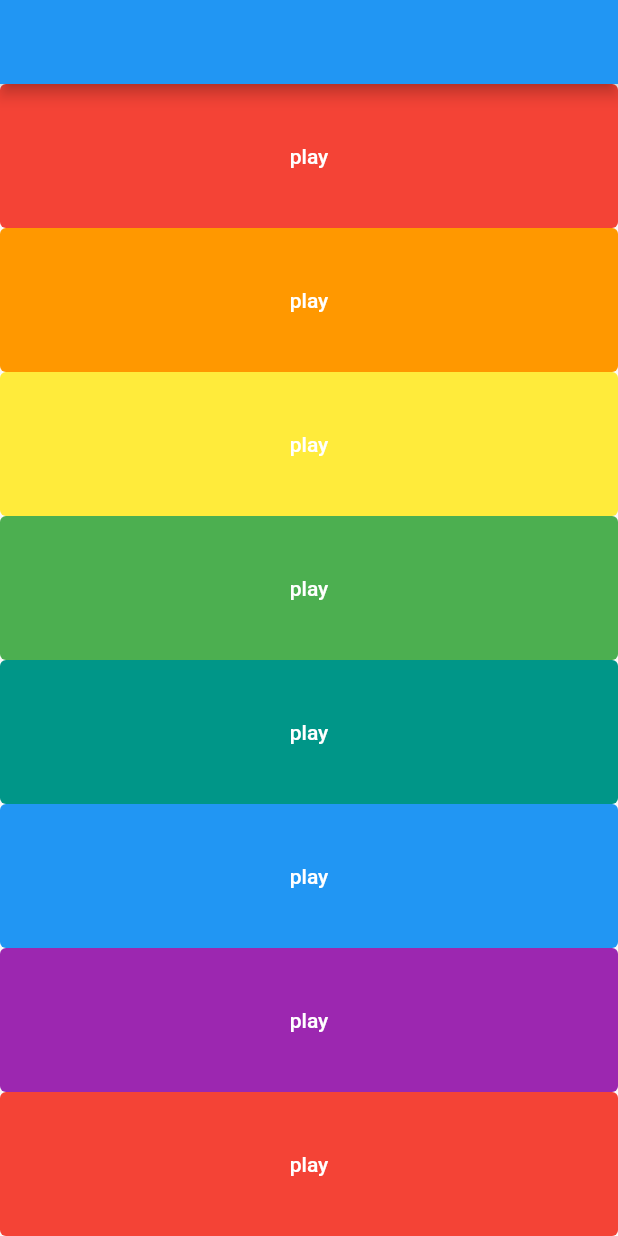
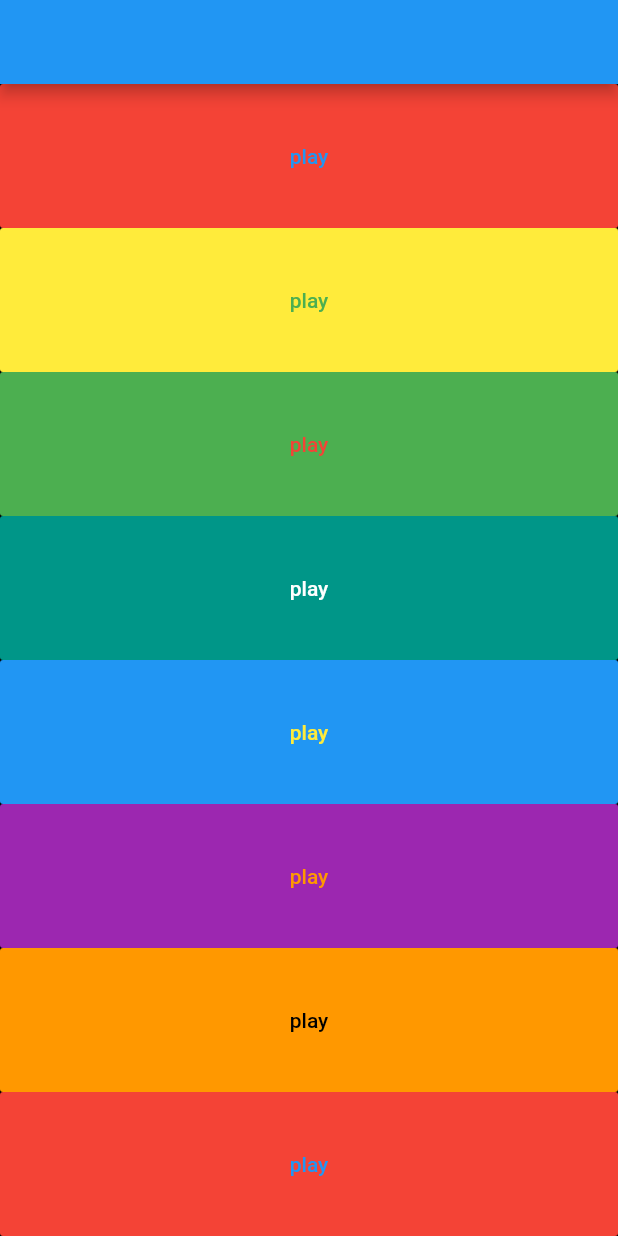
Before and after one commit to ZeggyRaph/Xlophone-, a Flutter app: the screen it shows after launch, on a phone screen of 412 x 824 dp. Run offline on Flutter 3.47's test engine with Material 2 defaults, Android fonts, the phone set to English and light mode, and no system bars; our stand-ins replace audioplayers.

Commit message:
The repeated flatButton and expanded widgets were replaced with a function, buildKey

```diff
--- a/lib/main.dart
+++ b/lib/main.dart
@@ -12,130 +12,45 @@ class XylophoneApp extends StatelessWidget {
     player.play('note$soundNumber.wav');
   }
 
+//Builds a function the replaced the repeated expanded widget and its props.
+  Expanded buildKey(Color color, int soundNumber, Color text) {
+    return Expanded(
+      child: FlatButton(
+        textColor: text,
+        color: color,
+        onPressed: () {
+          playSound(soundNumber);
+        },
+        child: Text('play'),
+      ),
+    );
+  }
+
   @override
   Widget build(BuildContext context) {
     return MaterialApp(
       home: Scaffold(
         appBar: AppBar(),
+
+        //giving the background a color
+        backgroundColor: Colors.black,
+
         body: SafeArea(
           child: Column(
             //making the textbuttons to fill the horizontal space evenly
             crossAxisAlignment: CrossAxisAlignment.stretch,
 
             children: [
-              //Adding expanded widget to all textbuttons to make them fill up the vertical spaces evenly
-              Expanded(
-                child: TextButton(
-                  style: TextButton.styleFrom(
-                    primary: Colors.white,
-                    backgroundColor: Colors.red,
-                    onSurface: Colors.grey,
-                  ),
-                  onPressed: () {
-                    //repeated sound play codes being replaced with playSound function
-                    playSound(1);
-                  },
-                  child: Text('play'),
-                ),
-              ),
-              Expanded(
-                child: TextButton(
-                  style: TextButton.styleFrom(
-                    primary: Colors.white,
-                    backgroundColor: Colors.orange,
-                    onSurface: Colors.grey,
-                  ),
-                  onPressed: () {
-                    //repeated sound play codes being replaced with playSound function
-                    playSound(2);
-                  },
-                  child: Text('play'),
-                ),
-              ),
-              Expanded(
-                child: TextButton(
-                  style: TextButton.styleFrom(
-                    primary: Colors.white,
-                    backgroundColor: Colors.yellow,
-                    onSurface: Colors.grey,
-                  ),
-                  onPressed: () {
-                    //repeated sound play codes being replaced with playSound function
-                    playSound(3);
-                  },
-                  child: Text('play'),
-                ),
-              ),
-              Expanded(
-                child: TextButton(
-                  style: TextButton.styleFrom(
-                    primary: Colors.white,
-                    backgroundColor: Colors.green,
-                    onSurface: Colors.grey,
-                  ),
-                  onPressed: () {
-                    //repeated sound play codes being replaced with playSound function
-                    playSound(4);
-                  },
-                  child: Text('play'),
-                ),
-              ),
-              Expanded(
-                child: TextButton(
-                  style: TextButton.styleFrom(
-                    primary: Colors.white,
-                    backgroundColor: Colors.teal,
-                    onSurface: Colors.grey,
-                  ),
-                  onPressed: () {
-                    //repeated sound play codes being replaced with playSound function
-                    playSound(5);
-                  },
-                  child: Text('play'),
-                ),
-              ),
-              Expanded(
-                child: TextButton(
-                  style: TextButton.styleFrom(
-                    primary: Colors.white,
-                    backgroundColor: Colors.blue,
-                    onSurface: Colors.grey,
-                  ),
-                  onPressed: () {
-                    //repeated sound play codes being replaced with playSound function
-                    playSound(6);
-                  },
-                  child: Text('play'),
-                ),
-              ),
-              Expanded(
-                child: TextButton(
-                  style: TextButton.styleFrom(
-                    primary: Colors.white,
-                    backgroundColor: Colors.purple,
-                    onSurface: Colors.grey,
-                  ),
-                  onPressed: () {
-                    //repeated sound play codes being replaced with playSound function
-                    playSound(7);
-                  },
-                  child: Text('play'),
-                ),
-              ),
-              Expanded(
-                child: TextButton(
-                  style: TextButton.styleFrom(
-                    primary: Colors.white,
-                    backgroundColor: Colors.red,
-                    onSurface: Colors.grey,
-                  ),
-                  onPressed: () {
-                    //repeated sound play codes being replaced with playSound function
-                    playSound(1);
-                  },
-                  child: Text('play'),
-                ),
-              ),
+              //Calling the function, buildKey and providing the required arguments in the function
+
+              buildKey(Colors.red, 1, Colors.blue),
+              buildKey(Colors.yellow, 2, Colors.green),
+              buildKey(Colors.green, 3, Colors.red),
+              buildKey(Colors.teal, 4, Colors.white),
+              buildKey(Colors.blue, 5, Colors.yellow),
+              buildKey(Colors.purple, 6, Colors.orange),
+              buildKey(Colors.orange, 7, Colors.black),
+              buildKey(Colors.red, 1, Colors.blue),
             ],
           ),
         ),
```
